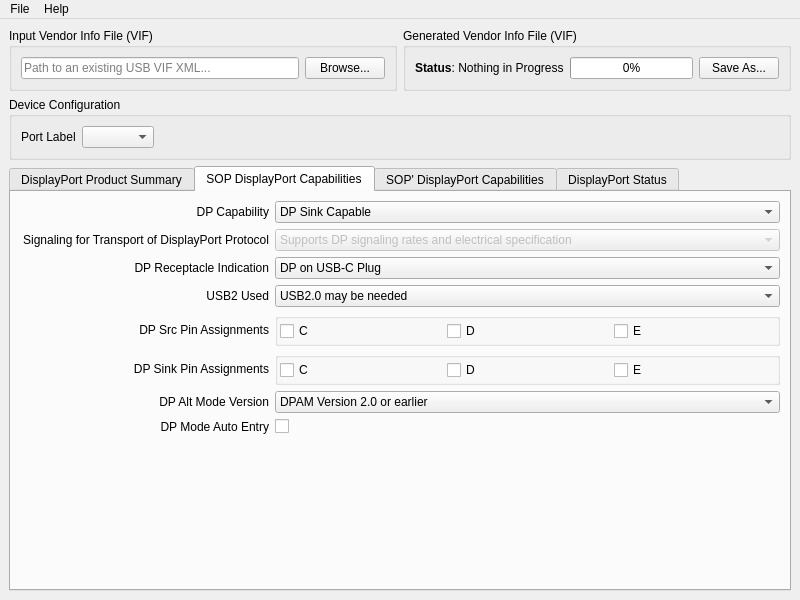
Before: the Qt Designer form dpamvifgenerator/uifiles/mainwindow.ui in ssmith-vtm/dpam-vif-generator, drawn with Qt 5.
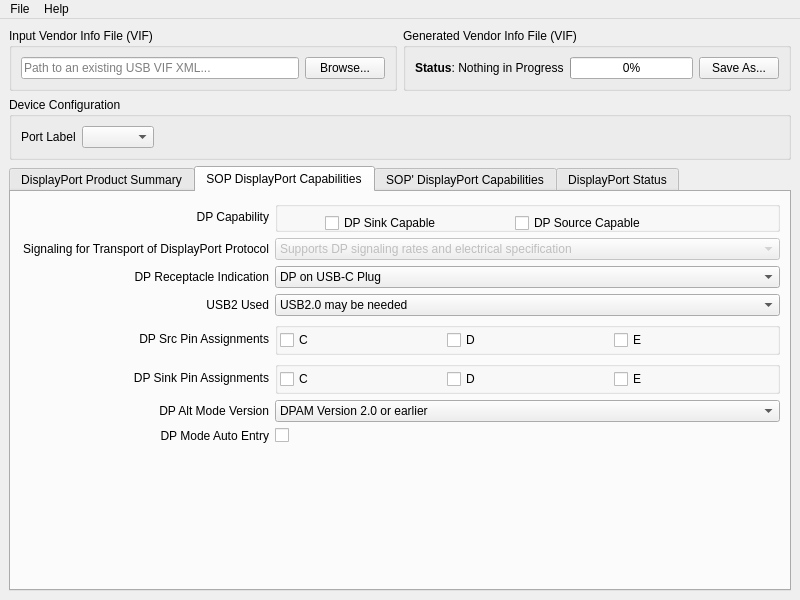
After: the same form once the commit is applied. The open tabs and pages were chosen to show the change.

Commit message:
Change DP_Capabilities from a cbb to a Group box
Fixes #7, DP_Capability field is 1 less than the value in the VIF spec
By changing this to a groupbox, we can correctly 1-index this property instead
of 0-indexing. "Both DP Source & Sink Capable" will be expressed by both
checkboxes being selected.

```diff
--- a/dpamvifgenerator/uifiles/mainwindow.ui
+++ b/dpamvifgenerator/uifiles/mainwindow.ui
@@ -304,31 +304,6 @@
             </property>
            </spacer>
           </item>
-          <item row="0" column="1" colspan="2">
-           <widget class="QComboBox" name="DP_Capability_cbb">
-            <property name="sizePolicy">
-             <sizepolicy hsizetype="Expanding" vsizetype="Fixed">
-              <horstretch>0</horstretch>
-              <verstretch>0</verstretch>
-             </sizepolicy>
-            </property>
-            <item>
-             <property name="text">
-              <string>DP Sink Capable</string>
-             </property>
-            </item>
-            <item>
-             <property name="text">
-              <string>DP Source Capable</string>
-             </property>
-            </item>
-            <item>
-             <property name="text">
-              <string>Both DP Source &amp; Sink Capable</string>
-             </property>
-            </item>
-           </widget>
-          </item>
           <item row="1" column="0">
            <widget class="QLabel" name="Signaling_For_Transport_Of_DisplayPort_Protocol_label">
             <property name="toolTip">
@@ -595,6 +570,39 @@
             </layout>
            </widget>
           </item>
+          <item row="0" column="1" colspan="2">
+           <widget class="QGroupBox" name="DP_Capability_groupbox">
+            <property name="title">
+             <string/>
+            </property>
+            <widget class="QCheckBox" name="DP_Sink_Capable_checkbox">
+             <property name="geometry">
+              <rect>
+               <x>50</x>
+               <y>10</y>
+               <width>139</width>
+               <height>24</height>
+              </rect>
+             </property>
+             <property name="text">
+              <string>DP Sink Capable</string>
+             </property>
+            </widget>
+            <widget class="QCheckBox" name="DP_Source_Capable_checkbox">
+             <property name="geometry">
+              <rect>
+               <x>240</x>
+               <y>10</y>
+               <width>171</width>
+               <height>24</height>
+              </rect>
+             </property>
+             <property name="text">
+              <string>DP Source Capable</string>
+             </property>
+            </widget>
+           </widget>
+          </item>
          </layout>
         </item>
        </layout>
```
Left out of the diff: 2 changed lines with no effect on the pictures.
